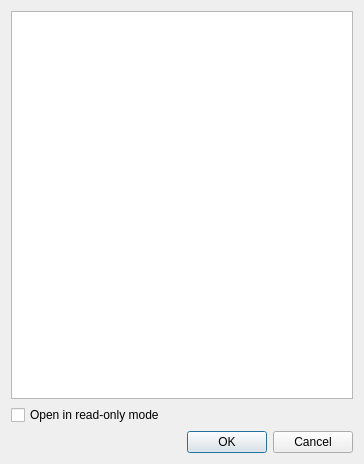
Qt form src/ui/loadexperimentdialog.ui (Praiseplatinum32/InvenesisDBapp) before a commit.
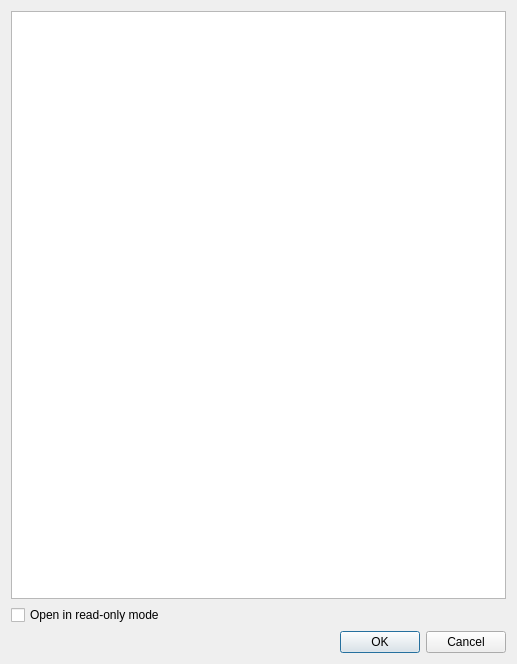
The same form after that commit.

```diff
--- a/src/ui/loadexperimentdialog.ui
+++ b/src/ui/loadexperimentdialog.ui
@@ -6,8 +6,8 @@
    <rect>
     <x>0</x>
     <y>0</y>
-    <width>364</width>
-    <height>464</height>
+    <width>517</width>
+    <height>664</height>
    </rect>
   </property>
   <property name="windowTitle">
```
